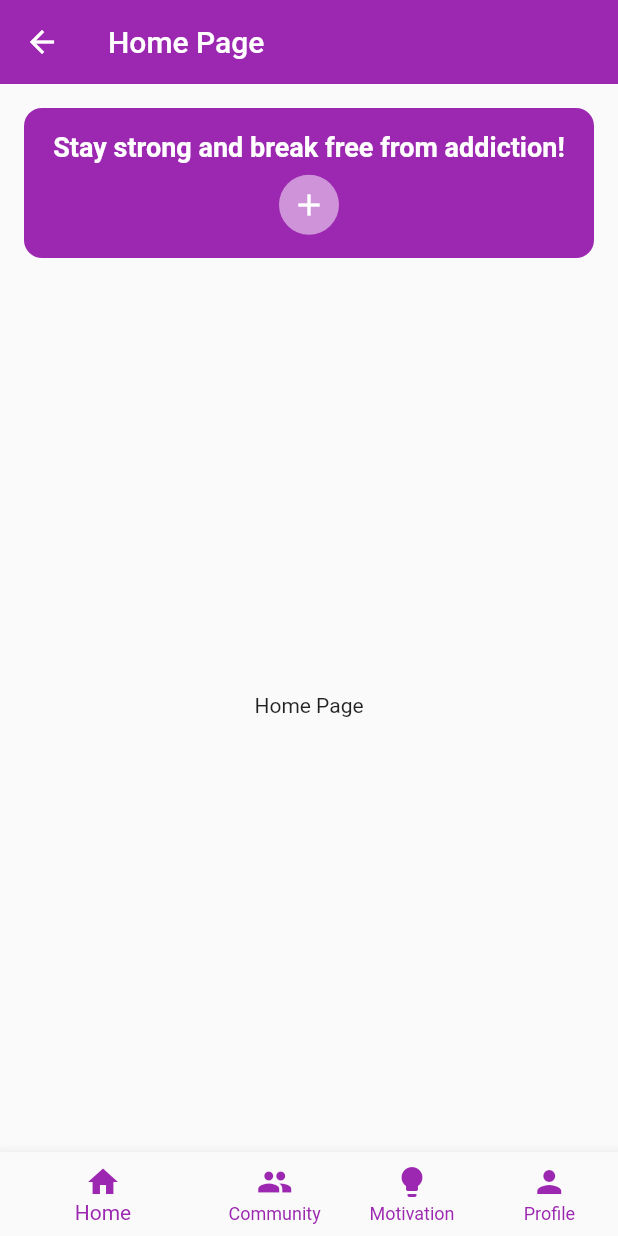
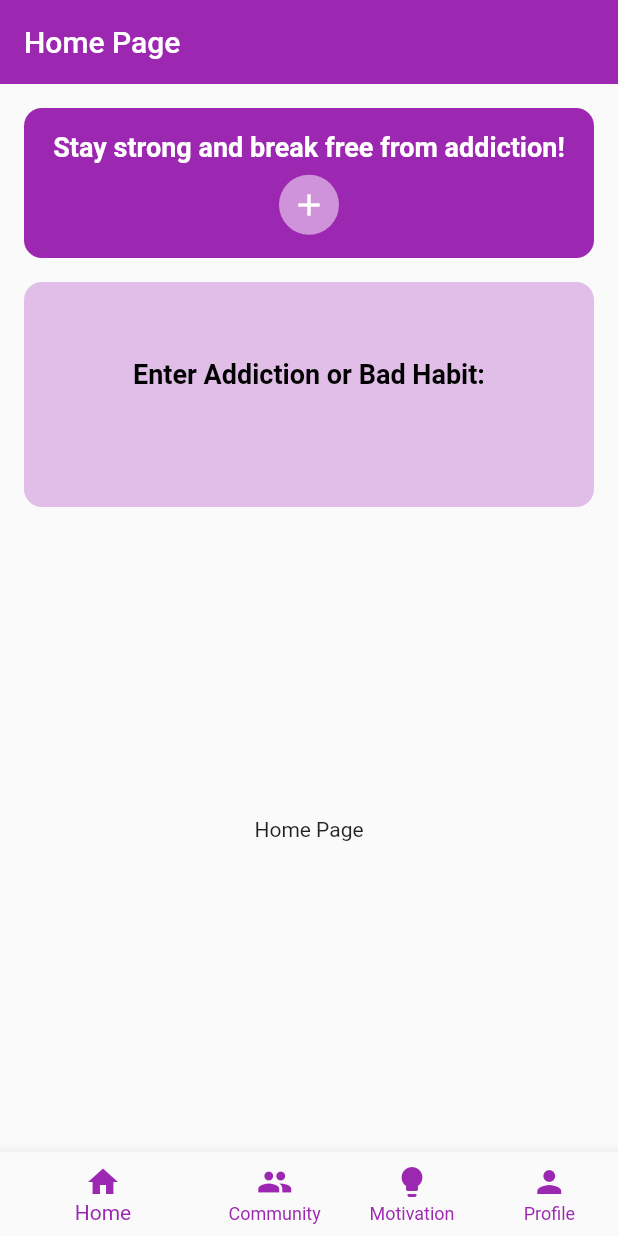
Before and after one commit to noeljabraham/QuitM8, a Flutter app: the HomeScreen screen opened by its route, on a phone screen of 412 x 824 dp. Run offline on Flutter 3.47's test engine with Material 2 defaults, Android fonts, the phone set to English and light mode, and no system bars; our stand-ins replace date_time_picker, firebase_auth, firebase_core; accounts and stored records are empty.

Commit message:
after creating addiction option and rectangle in homepage

```diff
--- a/lib/main.dart
+++ b/lib/main.dart
@@ -5,6 +5,7 @@ import 'package:quitm8/screens/welcome_screen.dart';
 import 'package:quitm8/screens/login_page.dart';
 import 'package:quitm8/screens/signup_page.dart';
 import 'package:quitm8/screens/home_screen.dart';
+import 'package:quitm8/screens/addiction_options_page.dart'; // Import the AddictionOptionsPage
 
 void main() async {
   WidgetsFlutterBinding.ensureInitialized();
@@ -30,6 +31,8 @@ class QuitM8App extends StatelessWidget {
         LoginPage.routeName: (context) => LoginPage(),
         SignupPage.routeName: (context) => SignupPage(),
         HomeScreen.routeName: (context) => HomeScreen(),
+        AddictionOptionsPage.routeName: (context) =>
+            AddictionOptionsPage(), // Add the route for the AddictionOptionsPage
       },
     );
   }
--- a/lib/screens/home_screen.dart
+++ b/lib/screens/home_screen.dart
@@ -1,4 +1,5 @@
 import 'package:flutter/material.dart';
+import './addiction_options_page.dart';
 
 class HomeScreen extends StatefulWidget {
   static const String routeName = '/home';
@@ -16,25 +17,39 @@ class _HomeScreenState extends State<HomeScreen> {
     'Profile Page',
   ];
 
+  String addictionText = ''; // Variable to store the addiction text
+
   void _onItemTapped(int index) {
     setState(() {
       _selectedIndex = index;
     });
   }
 
+  void _onPlusPressed(BuildContext context) {
+    Navigator.pushReplacementNamed(context, AddictionOptionsPage.routeName);
+  }
+
   @override
   Widget build(BuildContext context) {
-    return Scaffold(
+    return WillPopScope(
+      onWillPop: () async {
+        // Disable the system back button
+        return false;
+      },
+      child: Scaffold(
         appBar: AppBar(
           title: Text(_pageTitles[_selectedIndex]),
           backgroundColor: Colors.purple,
           elevation: 0,
+          automaticallyImplyLeading: false, // Hide the back arrow
         ),
         body: _selectedIndex == 0
             ? Column(
                 children: [
                   SizedBox(height: 16),
-                Container(
+                  GestureDetector(
+                    onTap: () => _onPlusPressed(context),
+                    child: Container(
                       margin: EdgeInsets.symmetric(horizontal: 16),
                       decoration: BoxDecoration(
                         color: Colors.purple,
@@ -66,6 +81,40 @@ class _HomeScreenState extends State<HomeScreen> {
                               Icons.add,
                               color: Colors.white,
                             ),
+                          ),
+                        ],
+                      ),
+                    ),
+                  ),
+                  SizedBox(height: 16),
+                  Container(
+                    margin: EdgeInsets.symmetric(horizontal: 16),
+                    decoration: BoxDecoration(
+                      color: Colors.purple[100],
+                      borderRadius: BorderRadius.circular(12),
+                    ),
+                    height: 150,
+                    alignment: Alignment.center,
+                    child: Column(
+                      mainAxisAlignment: MainAxisAlignment.center,
+                      children: [
+                        Text(
+                          'Enter Addiction or Bad Habit:',
+                          style: TextStyle(
+                            color: Colors.black,
+                            fontSize: 18,
+                            fontWeight: FontWeight.bold,
+                          ),
+                          textAlign: TextAlign.center,
+                        ),
+                        SizedBox(height: 8),
+                        Text(
+                          addictionText, // Display the entered addiction text
+                          style: TextStyle(
+                            color: Colors.black,
+                            fontSize: 16,
+                          ),
+                          textAlign: TextAlign.center,
                         ),
                       ],
                     ),
@@ -105,6 +154,7 @@ class _HomeScreenState extends State<HomeScreen> {
             ),
           ],
         ),
+      ),
     );
   }
 }
--- a/pubspec.yaml
+++ b/pubspec.yaml
@@ -39,6 +39,7 @@ dependencies:
   firebase_core: ^2.13.0
   firebase_auth: ^4.6.1
   shared_preferences: ^2.1.1
+  date_time_picker: ^2.1.0
 
 dev_dependencies:
   flutter_test:
```
Also changed, not shown: lib/screens/addiction_options_page.dart (added, +150 -0 lines), pubspec.lock. Lines whose indentation alone changed are shown as unchanged.
